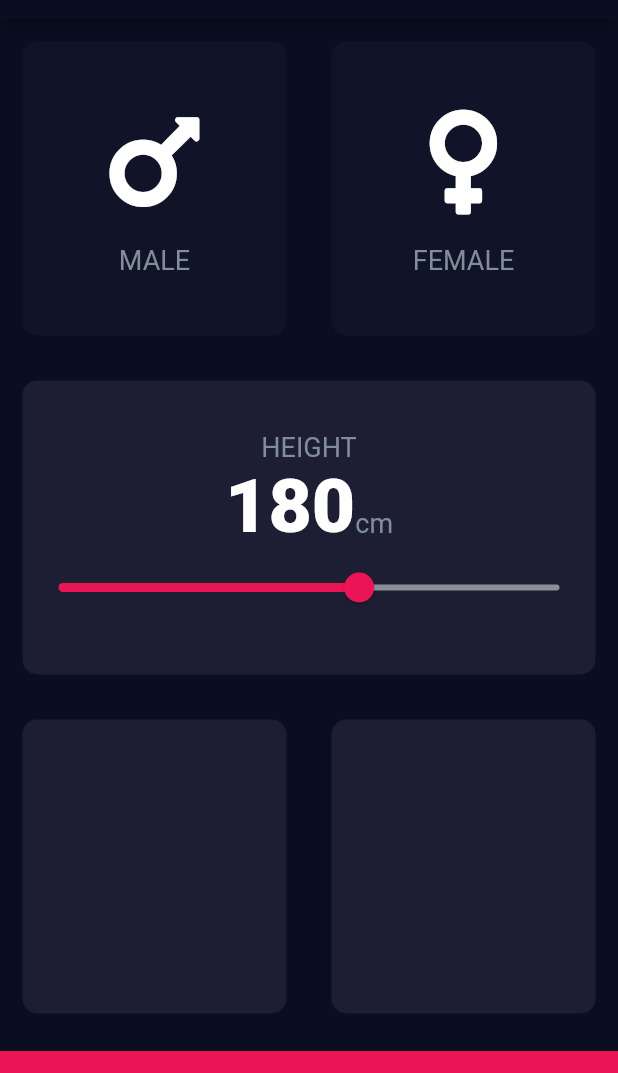
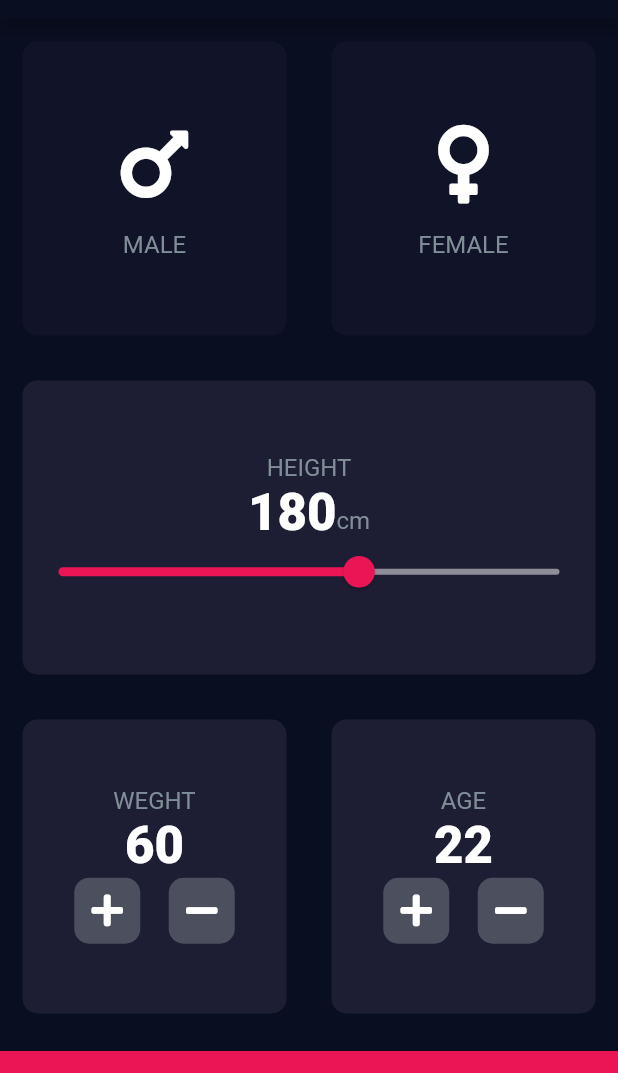
Before and after one commit to tyacan/bmi-calculator, a Flutter app: the screen it shows after launch, on a phone screen of 412 x 824 dp, the part 65-1138 px from its top. Run offline on Flutter 3.47's test engine with Material 2 defaults, Android fonts, the phone set to English and light mode, and no system bars; our stand-ins replace font_awesome_flutter.

Commit message:
complete lesson 141

```diff
--- a/lib/const.dart
+++ b/lib/const.dart
@@ -4,13 +4,15 @@ const kBottomContainerColor = Color(0xFFEB1555);
 const kInkActiveCardColor = Color(0xFF111328);
 const kActiveCardColor = Color(0xFF1D1E33);
 const kCardFontColor = Color(0xFF8d8e98);
+const kBottomContainerOverlyColor = Color(0x29EB1555);
+const kBottonColor = Color(0xFF4C4F5E);
 
 const kLabelTextStyle = TextStyle(
-  fontSize: 18.0,
+  fontSize: 16.0,
   color: Color(0xFF808E98)
 );
 
 const kNumberTextStyle = TextStyle(
-  fontSize: 50.0,
+  fontSize: 34.0,
   fontWeight: FontWeight.w900,
 );
--- a/lib/icon_content.dart
+++ b/lib/icon_content.dart
@@ -15,7 +15,7 @@ class IconContent extends StatelessWidget {
       children: <Widget>[
         Icon(
           icon,
-          size: 80,
+          size: 60,
         ),
         SizedBox(height: 15),
         Text(
--- a/lib/input_page.dart
+++ b/lib/input_page.dart
@@ -17,6 +17,8 @@ class InputPage extends StatefulWidget {
 class _InputPageState extends State<InputPage> {
   Gender selectedGender;
   int height = 180;
+  int weight = 60;
+  int age = 22;
 
   @override
   Widget build(BuildContext context) {
@@ -93,18 +95,27 @@ class _InputPageState extends State<InputPage> {
                       ),
                     ],
                   ),
-                  Slider(
+                  SliderTheme(
+                    data: SliderTheme.of(context).copyWith(
+                        activeTrackColor: kBottomContainerColor,
+                        inactiveTrackColor: kCardFontColor,
+                        thumbColor: kBottomContainerColor,
+                        overlayColor: kBottomContainerOverlyColor,
+                        thumbShape:
+                            RoundSliderThumbShape(enabledThumbRadius: 10.5),
+                        overlayShape:
+                            RoundSliderOverlayShape(overlayRadius: 20)),
+                    child: Slider(
                       value: height.toDouble(),
                       min: 120.0,
                       max: 220.0,
-                    activeColor: kBottomContainerColor,
-                    inactiveColor: kCardFontColor,
                       onChanged: (double newValue) {
                         print(newValue);
                         setState(() {
                           height = newValue.round();
                         });
                       },
+                    ),
                   ),
                 ],
               ),
@@ -117,12 +128,78 @@ class _InputPageState extends State<InputPage> {
                   // ReusableCard
                   child: ReusableCard(
                     color: kActiveCardColor,
+                    cardChild: Column(
+                      mainAxisAlignment: MainAxisAlignment.center,
+                      children: <Widget>[
+                        Text(
+                          'WEGHT',
+                          style: kLabelTextStyle,
+                        ),
+                        Text(
+                          weight.toString(),
+                          style: kNumberTextStyle,
+                        ),
+                        Row(
+                          mainAxisAlignment: MainAxisAlignment.center,
+                          children: <Widget>[
+                            RoundIconButton(
+                              icon: FontAwesomeIcons.plus,
+                              onPressed: () {
+                                setState(() {
+                                  weight++;
+                                });
+                              },
+                            ),
+                            SizedBox(width: 15),
+                            RoundIconButton(
+                              icon: FontAwesomeIcons.minus,
+                              onPressed: () {setState(() {
+                                  weight--;
+                                });},
+                            ),
+                          ],
+                        )
+                      ],
+                    ),
                   ),
                 ),
                 Expanded(
                   // ReusableCard
                   child: ReusableCard(
                     color: kActiveCardColor,
+                    cardChild: Column(
+                      mainAxisAlignment: MainAxisAlignment.center,
+                      children: <Widget>[
+                        Text(
+                          'AGE',
+                          style: kLabelTextStyle,
+                        ),
+                        Text(
+                          age.toString(),
+                          style: kNumberTextStyle,
+                        ),
+                        Row(
+                          mainAxisAlignment: MainAxisAlignment.center,
+                          children: <Widget>[
+                            RoundIconButton(
+                              icon: FontAwesomeIcons.plus,
+                              onPressed: () {
+                                setState(() {
+                                  age++;
+                                });
+                              },
+                            ),
+                            SizedBox(width: 15),
+                            RoundIconButton(
+                              icon: FontAwesomeIcons.minus,
+                              onPressed: () {setState(() {
+                                  age--;
+                                });},
+                            ),
+                          ],
+                        )
+                      ],
+                    ),
                   ),
                 ),
               ],
@@ -139,3 +216,23 @@ class _InputPageState extends State<InputPage> {
     );
   }
 }
+
+class RoundIconButton extends StatelessWidget {
+  final IconData icon;
+  final Function onPressed;
+  RoundIconButton({@required this.icon, @required this.onPressed});
+  @override
+  Widget build(BuildContext context) {
+    return RawMaterialButton(
+      child: Icon(icon),
+      onPressed: onPressed,
+      elevation: 0.0,
+      constraints: BoxConstraints.tightFor(
+        width: 44.0,
+        height: 44.0,
+      ),
+      shape: RoundedRectangleBorder(borderRadius: BorderRadius.circular(10)),
+      fillColor: Color(0xFF4C4F5E),
+    );
+  }
+}
--- a/lib/reusable_card.dart
+++ b/lib/reusable_card.dart
@@ -2,7 +2,8 @@ import 'package:flutter/material.dart';
 import 'const.dart';
 
 class ReusableCard extends StatelessWidget {
-  const ReusableCard({Key key, @required this.color, this.cardChild, this.onPress})
+  const ReusableCard(
+      {Key key, @required this.color, this.cardChild, this.onPress})
       : super(key: key);
 
   final color;
@@ -13,8 +14,11 @@ class ReusableCard extends StatelessWidget {
   Widget build(BuildContext context) {
     return GestureDetector(
       onTap: onPress,
-          child: Container(
-        child: cardChild,
+      child: Container(
+        child: Padding(
+          padding: const EdgeInsets.all(4.0),
+          child: cardChild,
+        ),
         margin: EdgeInsets.all(15.0),
         decoration: BoxDecoration(
           color: color,
```
Lines whose indentation alone changed are shown as unchanged.
